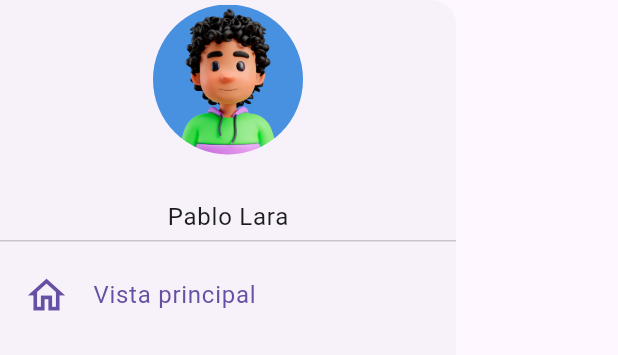
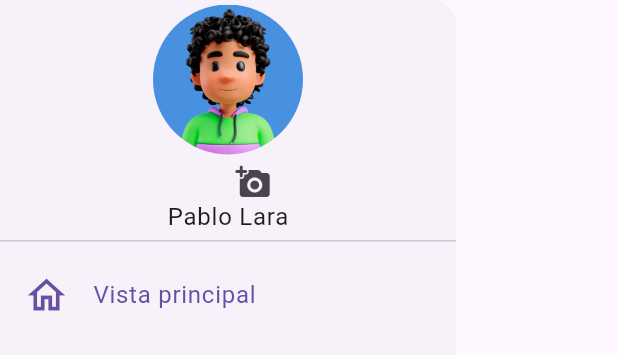
Before and after one commit to softdimo/wapig, a Flutter app: the SideMenu widget shown alone on an empty page, opened directly, on a phone screen of 412 x 824 dp. Shown: the top 355 px of the screen. Run offline on Flutter 3.47's test engine with Material 3 defaults, Android fonts, the phone set to English and light mode, and no system bars; our stand-ins replace image_picker.

Commit message:
Rama origen: desarrollo
Rama actual de trabajo: req.20240207-08

Archivos modificados:

Resumen del commit: se soluciona el bug que se originaba cuando se seleccionaba una imagen de perfil. se implementó en el side_menu y el home

```diff
--- a/lib/imports/barrel.dart
+++ b/lib/imports/barrel.dart
@@ -35,3 +35,5 @@ export 'dart:io';
 export 'package:path_provider/path_provider.dart';
 export 'dart:typed_data';
 export 'package:wapig/presentation/widgets/take_photo/take_photo.dart';
+export 'package:wapig/services/image_singleton/image_singleton.dart';
+export 'package:wapig/presentation/screens/screen_welcome.dart';
--- a/lib/presentation/provider/discover_provider.dart
+++ b/lib/presentation/provider/discover_provider.dart
@@ -5,7 +5,7 @@ class DiscoverProvider extends ChangeNotifier {
   bool initialLoading = true; //Bandera de carga de aplicación
 
   Future<void> loadNextpage() async {
-    await Future.delayed(const Duration(milliseconds: 500));
+    await Future.delayed(const Duration(milliseconds: 100));
 
     initialLoading = false;
     notifyListeners();
--- a/lib/presentation/screens/side_menu.dart
+++ b/lib/presentation/screens/side_menu.dart
@@ -11,53 +11,65 @@ class SideMenu extends StatefulWidget {
 }
 
 class _SideMenuState extends State<SideMenu> {
-  Uint8List? image;
+  XFile? image;
+  ImageProvider imageDefault = const AssetImage('assets/images/perfil.png');
+
+  @override
+  void initState() {
+    super.initState();
+    image;
+  }
 
   int _currentSelectedItem = 0;
+
+  /* void _onImageSelected(XFile? newImage) {
+    WidgetsBinding.instance.addPostFrameCallback((_) {
+      Provider.of<ImageSingleton>(context, listen: false).setImage(newImage);
+    });
+  } */
   @override
   Widget build(BuildContext context) {
     final size = MediaQuery.of(context).size;
+    //ImageSingleton imageSingleton = Provider.of<ImageSingleton>(context);
 
     final List<ListTile> items = SideMenuItems.getItems();
+
 
     return Drawer(
       child: ListView(
         children: [
-           const DrawerHeader(
-                  padding: EdgeInsets.only(top: 0),
+            DrawerHeader(
+                  padding: const EdgeInsets.only(top: 0),
                   child: Stack(children: [
-                     Center(
+                    Center(
                       child: Column(
                         mainAxisAlignment: MainAxisAlignment.center,
                         children: [
                           CircleAvatar(
                             radius: 50,
-                            backgroundImage:
-                                AssetImage('assets/images/perfil.png'),
+                            backgroundImage: ImageSingleton.notifier.image != null
+                                ? FileImage(File(ImageSingleton.notifier.image!.path))
+                                : imageDefault,
                           ),
 
-                          SizedBox(height: 30),
-                          Text(
+                          const SizedBox(height: 30),
+                          const Text(
                               'Pablo Lara'), //Aqui se debe mostrar el nombre de usuario desde la BD
                         ],
                       ),
                     ),
-                    /* Positioned(
+                    Positioned(
                       right: size.width * 0.27,
                       bottom: 15,
                       child: TakePhoto(
-                        onImagePicked: (pickedImage) {
-                          setState(() {
-                            image = pickedImage;
-                          });
-                        },
-                        onImagePath: (imagePath) {
-                          setState(() {
-                            imagePath = imagePath;
-                          });
+                        onImageFile: (imagePicked) {
+                          //setState(() {
+                            ImageSingleton.notifier.setImage(imagePicked);
+                            Navigator.of(context).pop();
+                         // });
                         },
                       ),
-                    ), */
+                    ),
                   ]),
                 ),
           for (int i = 0; i < items.length; i++)
--- /dev/null
+++ b/lib/services/image_singleton/image_singleton.dart
@@ -0,0 +1,19 @@
+import 'package:wapig/imports/barrel.dart';
+
+
+class ImageNotifier extends ChangeNotifier {
+  XFile? _image;
+
+  XFile? get image => _image;
+
+  void setImage(XFile? newImage) {
+    _image = newImage;
+    notifyListeners();
+  }
+}
+
+class ImageSingleton {
+  static final ImageNotifier _notifier = ImageNotifier();
+
+  static ImageNotifier get notifier => _notifier;
+}
--- /dev/null
+++ b/lib/services/select_image/select_image/select_image.dart
@@ -0,0 +1,6 @@
+import 'package:wapig/imports/barrel.dart';
+
+Future<XFile?> getImage(ImageSource source) async {
+  final XFile? pickedFile = await ImagePicker().pickImage(source: source);
+  return pickedFile;
+}
```
Also changed, not shown: lib/main.dart (+3 -4 lines), lib/presentation/screens/home_screen.dart (+13 -27 lines), lib/presentation/widgets/take_photo/take_photo.dart (+30 -69 lines).
